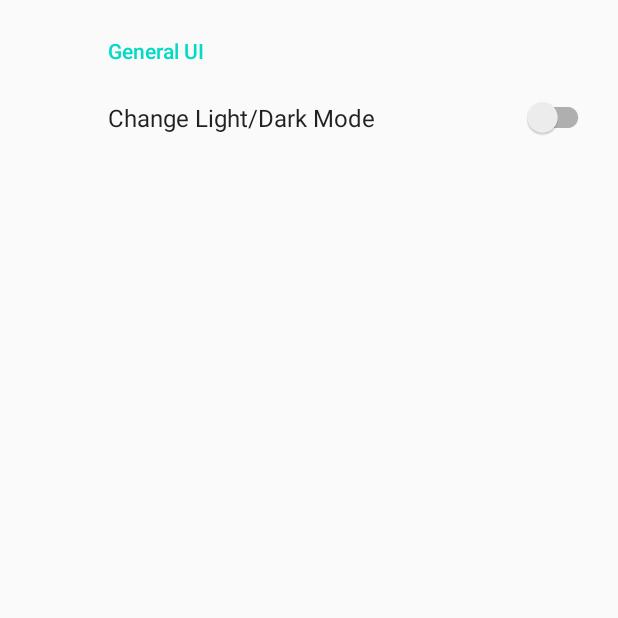
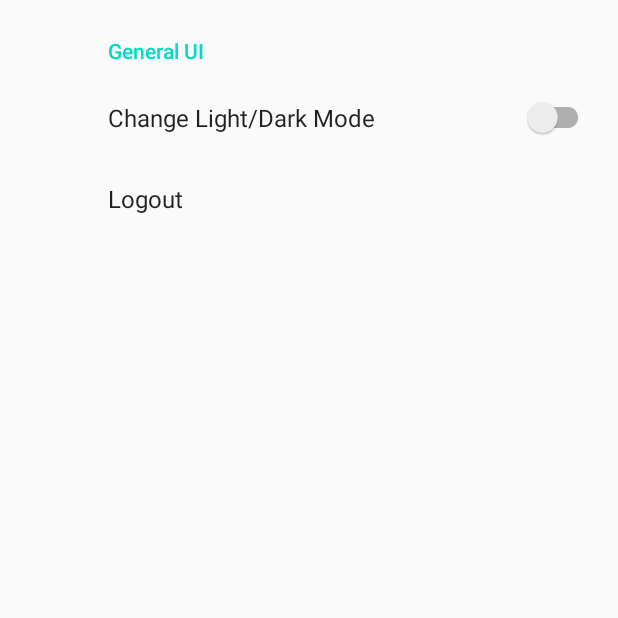
Before and after one commit to xxwikkixx/WallStreetBets, an Android app: the SettingsActivity screen opened directly, with no data from a screen before it, on a phone screen of 412 x 824 dp, the top half of it. Run offline under Robolectric (Android 15) with nearby library versions, the phone set to English and light mode, and no system bars; our stand-ins replace androidx.preference; 2 statements that could not run were skipped.

Commit message:
logout button settings activity

```diff
--- a/app/src/main/res/xml/root_preferences.xml
+++ b/app/src/main/res/xml/root_preferences.xml
@@ -1,30 +1,16 @@
-<PreferenceScreen xmlns:app="http://schemas.android.com/apk/res-auto">
+<PreferenceScreen xmlns:android="http://schemas.android.com/apk/res/android"
+    xmlns:app="http://schemas.android.com/apk/res-auto">
 
     <PreferenceCategory app:title="General UI">
-
-<!--        <EditTextPreference-->
-<!--            app:key="signature"-->
-<!--            app:title="@string/signature_title"-->
-<!--            app:useSimpleSummaryProvider="true" />-->
-
-<!--        <ListPreference-->
-<!--            app:defaultValue="reply"-->
-<!--            app:entries="@array/reply_entries"-->
-<!--            app:entryValues="@array/reply_values"-->
-<!--            app:key="reply"-->
-<!--            app:title="@string/reply_title"-->
-<!--            app:useSimpleSummaryProvider="true" />-->
 
         <SwitchPreferenceCompat
             app:key="themeColor"
             app:title="Change Light/Dark Mode" />
 
-<!--        <SwitchPreferenceCompat-->
-<!--            app:dependency="sync"-->
-<!--            app:key="attachment"-->
-<!--            app:summaryOff="@string/attachment_summary_off"-->
-<!--            app:summaryOn="@string/attachment_summary_on"-->
-<!--            app:title="@string/attachment_title" />-->
+        <Preference
+            app:key="logout"
+            app:title="Logout"/>
+
 
     </PreferenceCategory>
 
```
Also changed, not shown: app/src/main/java/com/waqas/wallstreetbets/SettingsActivity.java (+14 -1 lines).
